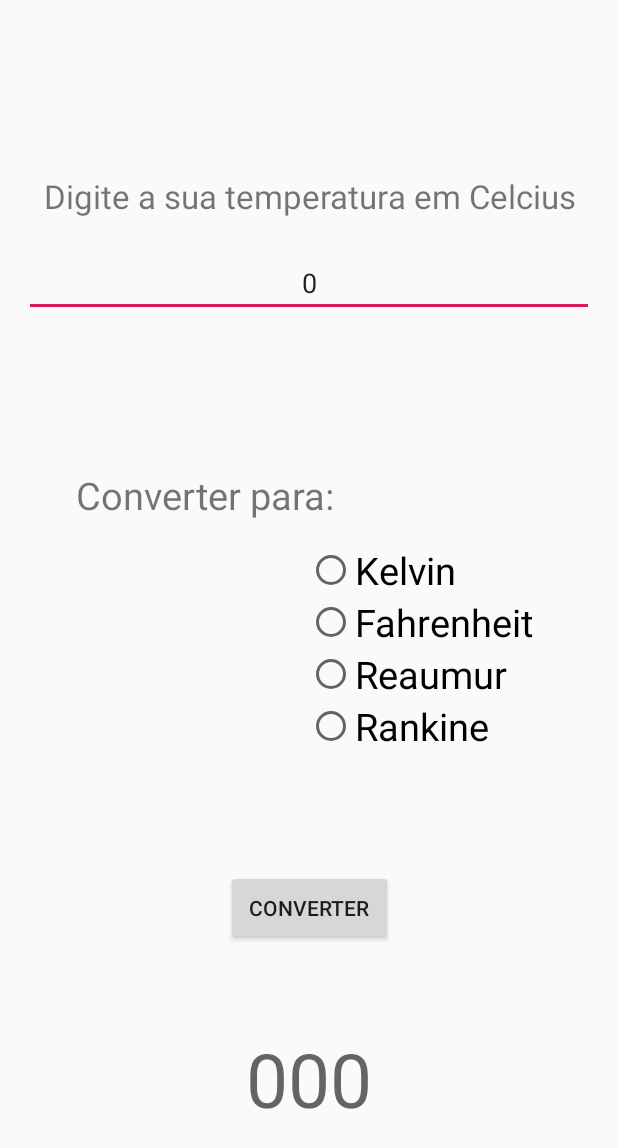
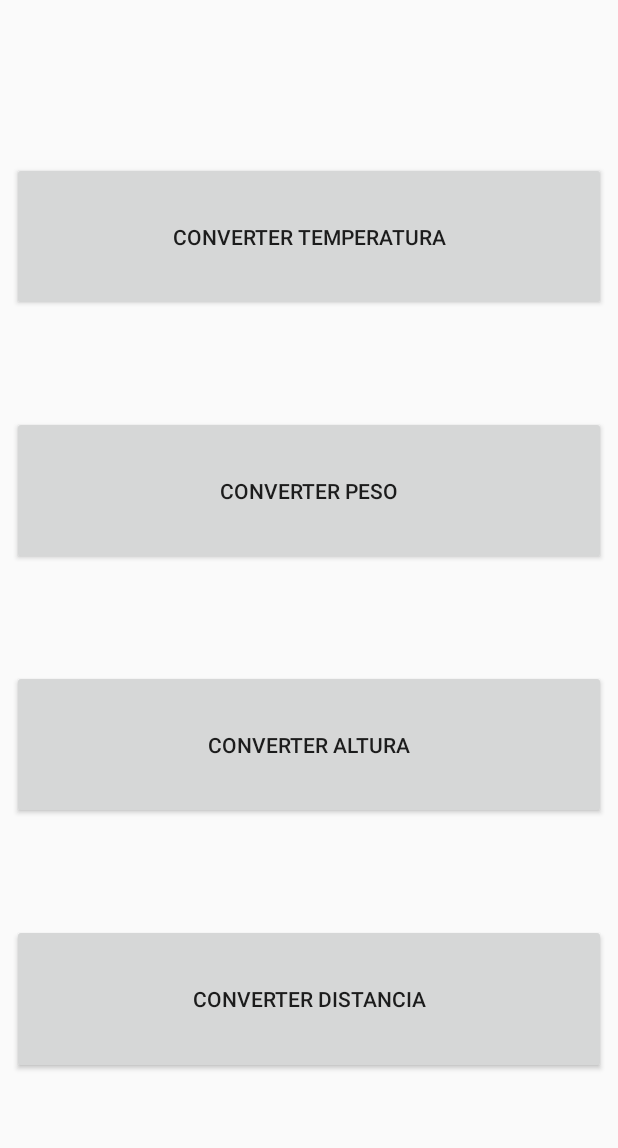
Before and after one commit to HenriqueFQuick/Projeto-AndroidStudio----Conversao, an Android app: the screen it shows after launch (MainActivity), on a phone screen of 412 x 824 dp. Shown: the top 1148 px of the screen. Run offline under Robolectric (Android 15) with nearby library versions, the phone set to English and light mode, and no system bars.

Commit message:
Adicionado Menu e comentarios
Adicionado uma activity/layout para selecionar qual conversao fazer.
Adicionado comentarios.

```diff
--- a/app/build.gradle
+++ b/app/build.gradle
@@ -24,7 +24,7 @@ android {
 
 dependencies {
     implementation fileTree(dir: 'libs', include: ['*.jar'])
-    implementation"org.jetbrains.kotlin:kotlin-stdlib-jdk7:$kotlin_version"
+    implementation "org.jetbrains.kotlin:kotlin-stdlib-jdk7:$kotlin_version"
     implementation 'com.android.support:appcompat-v7:28.0.0'
     implementation 'com.android.support.constraint:constraint-layout:1.1.3'
     testImplementation 'junit:junit:4.12'
--- a/app/src/main/AndroidManifest.xml
+++ b/app/src/main/AndroidManifest.xml
@@ -9,6 +9,8 @@
             android:roundIcon="@mipmap/ic_launcher_round"
             android:supportsRtl="true"
             android:theme="@style/AppTheme">
+        <activity android:name=".Temperatura">
+        </activity>
         <activity android:name=".MainActivity">
             <intent-filter>
                 <action android:name="android.intent.action.MAIN"/>
--- a/app/src/main/res/layout/activity_main.xml
+++ b/app/src/main/res/layout/activity_main.xml
@@ -6,104 +6,53 @@
         android:layout_width="match_parent"
         android:layout_height="match_parent"
         tools:context=".MainActivity"
-        android:layout_margin="16dp">
+        android:layout_margin="8dp">
 
-    <TextView android:layout_width="match_parent"
+    <LinearLayout android:layout_width="match_parent"
+                  android:layout_height="match_parent"
+                  android:layout_marginTop="100dp"
+                  android:layout_marginBottom="100dp"
+                  android:orientation="vertical">
+
+        <Button android:layout_width="match_parent"
                 android:layout_height="wrap_content"
+                app:layout_constraintTop_toTopOf="parent"
                 app:layout_constraintLeft_toLeftOf="parent"
                 app:layout_constraintRight_toRightOf="parent"
+                android:layout_weight="1"
+                android:text="Converter Temperatura"
+                android:id="@+id/btn_temperatura"/>
+
+        <Button android:layout_width="match_parent"
+                android:layout_height="wrap_content"
                 app:layout_constraintTop_toTopOf="parent"
-              android:layout_marginTop="100dp"
-              android:text="Digite a sua temperatura em Celcius"
-              android:textAlignment="center"
-              android:textSize="22sp"/>
-
-    <EditText android:id="@+id/edt_Temperatura"
-              android:layout_width="match_parent"
-              android:layout_height="wrap_content"
-              android:text="0"
                 app:layout_constraintLeft_toLeftOf="parent"
                 app:layout_constraintRight_toRightOf="parent"
+                android:layout_marginTop="70dp"
+                android:layout_weight="1"
+                android:text="Converter Peso"
+                android:id="@+id/btn_peso"/>
+
+        <Button android:layout_width="match_parent"
+                android:layout_height="wrap_content"
                 app:layout_constraintTop_toTopOf="parent"
-              android:layout_marginTop="150sp"
-              android:textAlignment="center"
-              android:inputType="number"/>
-
-    <TextView android:layout_width="wrap_content"
-              android:layout_height="wrap_content"
-              app:layout_constraintTop_toBottomOf="@id/edt_Temperatura"
-              app:layout_constraintBottom_toBottomOf="parent"
-              app:layout_constraintLeft_toLeftOf="parent"
-              app:layout_constraintRight_toLeftOf="@+id/radioGroup"
-              android:layout_marginBottom="360dp"
-              android:layout_marginLeft="52dp"
-              android:text="Converter para:"
-              android:textSize="25sp"/>
-
-    <RadioGroup
-            android:layout_width="wrap_content"
-            android:layout_height="wrap_content"
-            app:layout_constraintEnd_toEndOf="parent"
-            app:layout_constraintTop_toTopOf="parent"
-            app:layout_constraintBottom_toBottomOf="parent"
-            android:layout_marginRight="40dp"
-            android:layout_marginTop="40dp"
-            android:id="@+id/radioGroup">
-
-
-        <RadioButton android:layout_width="wrap_content"
-                     android:layout_height="wrap_content"
-                     android:checked="false"
-                     android:id="@+id/op_Kelvin"
-                     android:text="Kelvin"
-                     android:textSize="25sp"/>
-
-
-        <RadioButton android:layout_width="wrap_content"
-                     android:layout_height="wrap_content"
-                     android:checked="false"
-                     android:id="@+id/op_Fahrenheit"
-                     android:text="Fahrenheit"
-                     android:textSize="25sp"/>
-
-
-        <RadioButton android:layout_width="wrap_content"
-                     android:layout_height="wrap_content"
-                     android:checked="false"
-                     android:id="@+id/op_Reaumur"
-                     android:text="Reaumur"
-                     android:textSize="25dp"/>
-
-
-        <RadioButton android:layout_width="wrap_content"
-                     android:layout_height="wrap_content"
-                     android:checked="false"
-                     android:id="@+id/op_Rankine"
-                     android:text="Rankine"
-                     android:textSize="25sp"/>
-
-
-    </RadioGroup>
-
-    <Button android:id="@+id/btn_Converter"
-            android:layout_width="wrap_content"
-            android:layout_height="wrap_content"
                 app:layout_constraintLeft_toLeftOf="parent"
                 app:layout_constraintRight_toRightOf="parent"
-            app:layout_constraintBottom_toBottomOf="parent"
-            app:layout_constraintTop_toBottomOf="@id/radioGroup"
-            android:text="Converter"
-            android:padding="15dp"
-            android:layout_marginBottom="100dp"/>
+                android:layout_marginTop="70dp"
+                android:layout_weight="1"
+                android:text="Converter Altura"
+                android:id="@+id/btn_altura"/>
 
-    <TextView android:id="@+id/txt_Resultado"
-              android:layout_width="wrap_content"
+        <Button android:layout_width="match_parent"
                 android:layout_height="wrap_content"
-              app:layout_constraintTop_toBottomOf="@id/btn_Converter"
-              app:layout_constraintBottom_toBottomOf="parent"
+                app:layout_constraintTop_toTopOf="parent"
                 app:layout_constraintLeft_toLeftOf="parent"
                 app:layout_constraintRight_toRightOf="parent"
-              android:hint="000"
-              android:textSize="50sp"
-              android:textAlignment="center"/>
+                android:layout_marginTop="70dp"
+                android:layout_weight="1"
+                android:text="Converter Distancia"
+                android:id="@+id/btn_distancia"/>
+
+    </LinearLayout>
+
 </android.support.constraint.ConstraintLayout>
```
Also changed, not shown: app/src/main/java/com/example/conversao_temperaturas/MainActivity.kt (+22 -48 lines), app/src/main/java/com/example/conversao_temperaturas/Temperatura.kt (added, +70 -0 lines), app/src/main/res/layout/activity_temperatura.xml (added, +122 -0 lines). Lines whose indentation alone changed are shown as unchanged.
